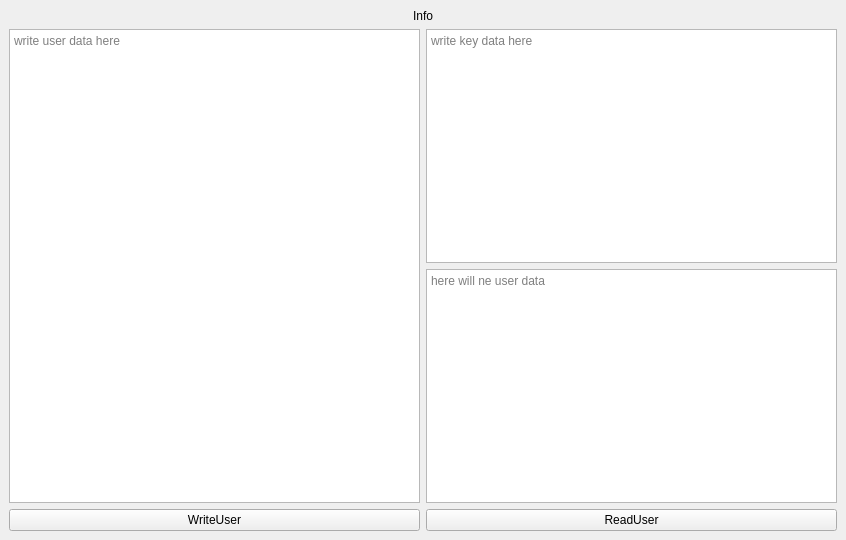
First picture: the form in design.ui, repository qugok/dating-diploma, before the edit.
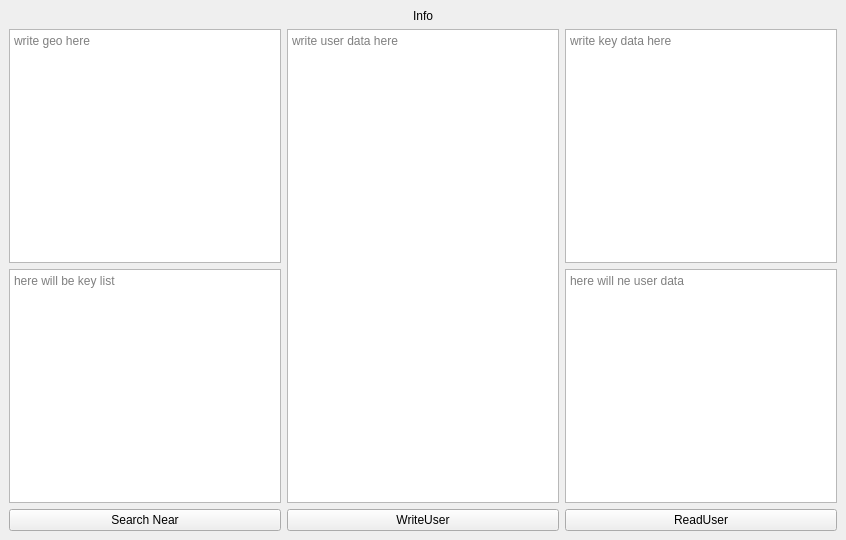
Second picture: the form after the edit.

Commit message: add search request

The edit to the form file:
```diff
--- a/design.ui
+++ b/design.ui
@@ -60,6 +60,31 @@
     </item>
     <item>
      <layout class="QHBoxLayout" name="horizontalLayout_2">
+      <item>
+       <layout class="QVBoxLayout" name="verticalLayout_4">
+        <item>
+         <widget class="QTextEdit" name="GeoInfo">
+          <property name="placeholderText">
+           <string>write geo here </string>
+          </property>
+         </widget>
+        </item>
+        <item>
+         <widget class="QTextBrowser" name="UsersKeys">
+          <property name="placeholderText">
+           <string>here will be key list</string>
+          </property>
+         </widget>
+        </item>
+        <item>
+         <widget class="QPushButton" name="SearchUsers">
+          <property name="text">
+           <string>Search Near</string>
+          </property>
+         </widget>
+        </item>
+       </layout>
+      </item>
       <item>
        <layout class="QVBoxLayout" name="verticalLayout_3">
         <item>
```
The commit also changes 3 other files.
